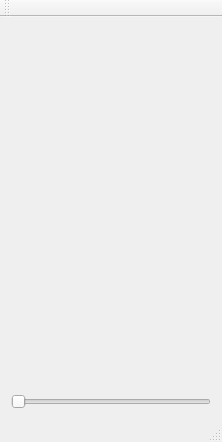
First picture: the form in mainwindow.ui, repository cIay/Memorize, before the edit.
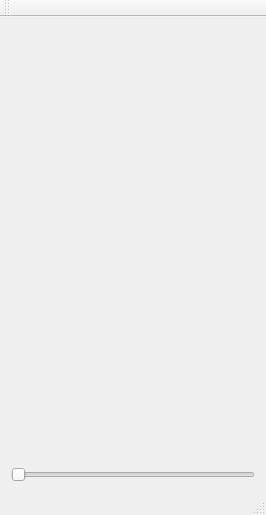
Second picture: the form after the edit.

What changed in the file:
```diff
--- a/mainwindow.ui
+++ b/mainwindow.ui
@@ -6,8 +6,8 @@
    <rect>
     <x>0</x>
     <y>0</y>
-    <width>218</width>
-    <height>442</height>
+    <width>254</width>
+    <height>515</height>
    </rect>
   </property>
   <property name="windowTitle">
@@ -45,8 +45,8 @@
      <widget class="QWidget" name="containerWidget" native="true">
       <property name="minimumSize">
        <size>
-        <width>200</width>
-        <height>300</height>
+        <width>244</width>
+        <height>400</height>
        </size>
       </property>
       <property name="baseSize">
```
Left out of the diff: 2 changed lines with no effect on the pictures.
